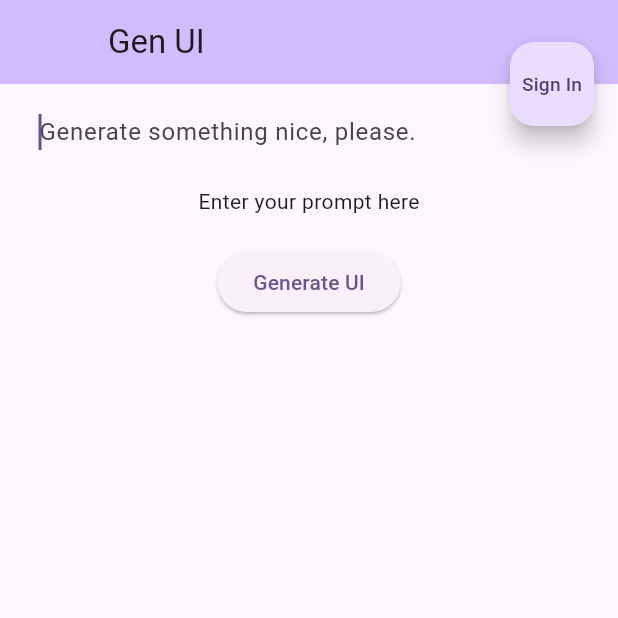
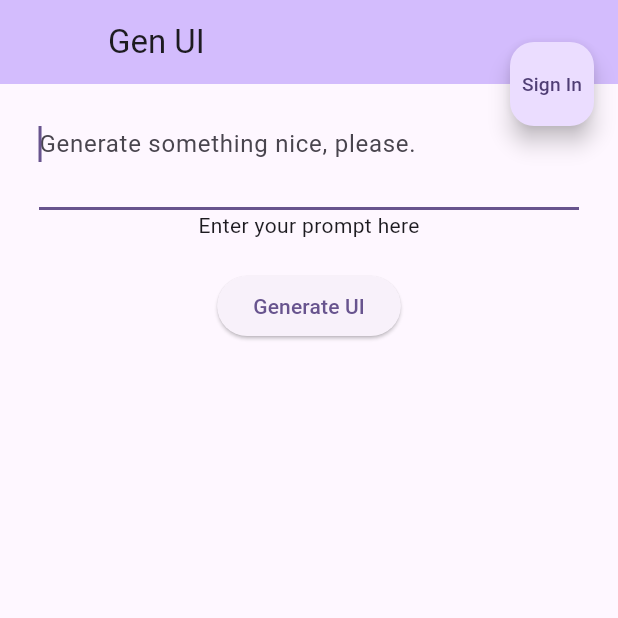
Before and after one commit to polina-c/genui-panel, a Flutter app: the SidebarScreen screen opened by its route, on a phone screen of 412 x 824 dp, the top half of it. Run offline on Flutter 3.47's test engine with Material 3 defaults, Android fonts, the phone set to English and light mode, and no system bars; our stand-ins replace google_sign_in, web; missing offline and left inert: dart:js_interop; statements that could not run were skipped.

Commit message:
Update sidebar.dart

```diff
--- a/ui/lib/screens/sidebar/sidebar.dart
+++ b/ui/lib/screens/sidebar/sidebar.dart
@@ -49,8 +49,7 @@ class _SidebarScreenState extends State<SidebarScreen> {
                 const SizedBox(height: 20),
                 TextField(
                   controller: _text,
-                  decoration:
-                      const InputDecoration.collapsed(hintText: _defaultPrompt),
+                  decoration: const InputDecoration(hintText: _defaultPrompt),
                   keyboardType: TextInputType.multiline,
                   // It does not limit input, but defines the min height of the input:
                   minLines: 2,
```
